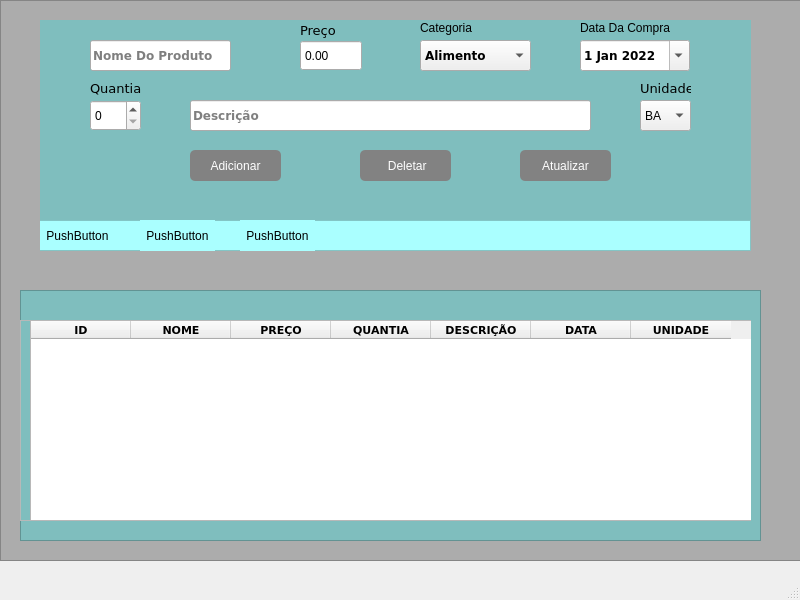
Before: the Qt Designer form tela_produto.ui in Erick-Bueno/Projeto-Python-mysql, drawn with Qt 5.
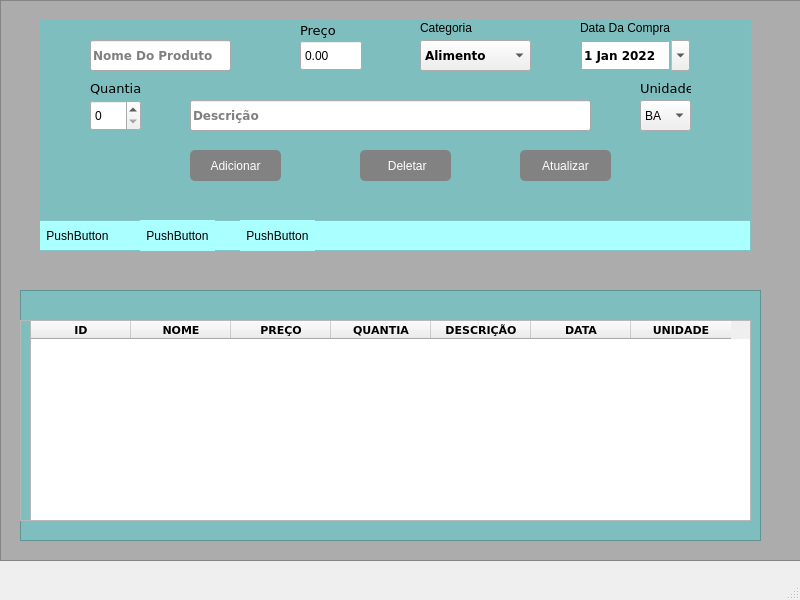
After: the same form once the commit is applied. Icons and pictures are not drawn.

What changed in the file:
```diff
--- a/tela_produto.ui
+++ b/tela_produto.ui
@@ -147,6 +147,9 @@
        <bold>true</bold>
       </font>
      </property>
+     <property name="frame">
+      <bool>false</bool>
+     </property>
      <property name="dateTime">
       <datetime>
        <hour>2</hour>
@@ -607,7 +610,7 @@
       <rect>
        <x>10</x>
        <y>0</y>
-       <width>731</width>
+       <width>721</width>
        <height>201</height>
       </rect>
      </property>
```
Left out of the diff: 13 changed lines with no effect on the pictures.
